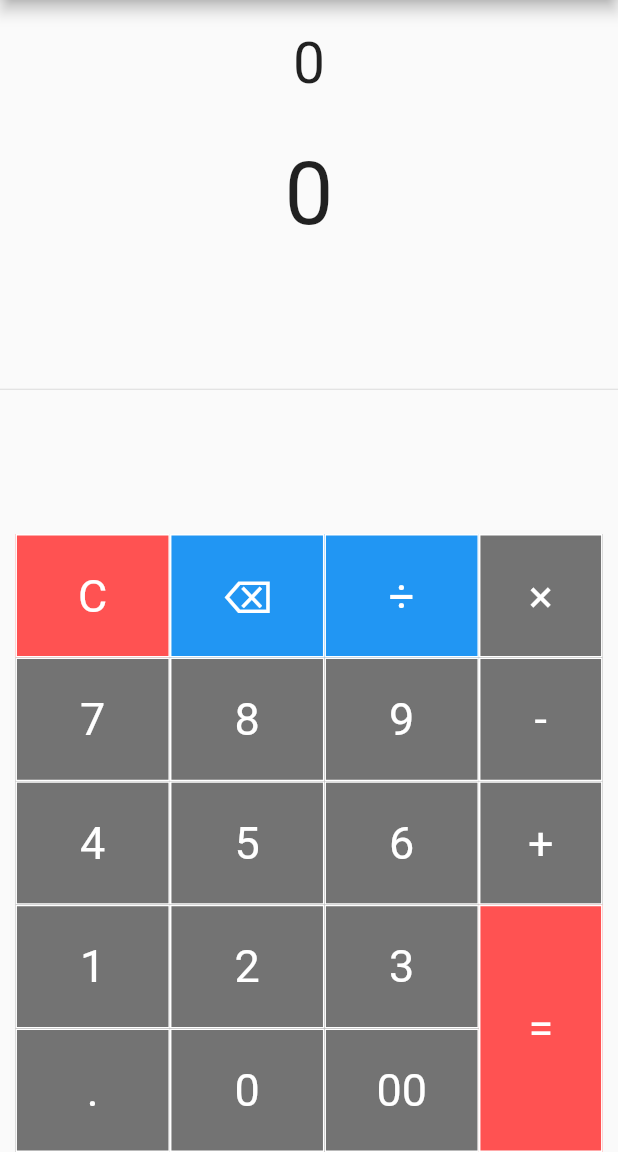
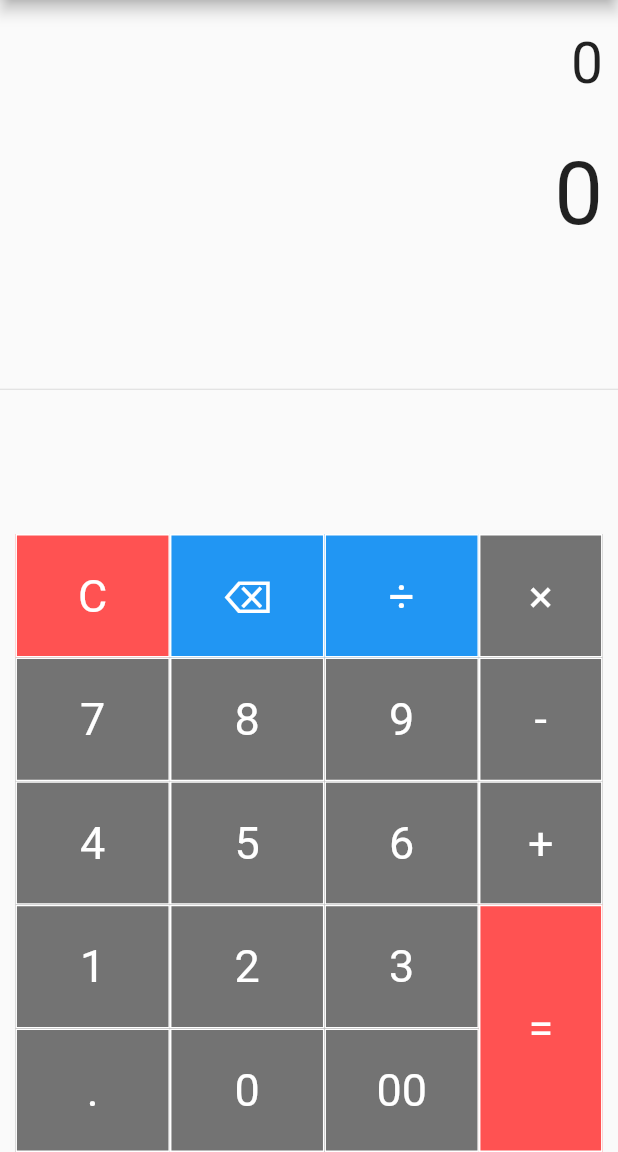
Before and after one commit to Nitheshnithu121/Simple_Calculator, a Flutter app: the screen it shows after launch, on a phone screen of 412 x 824 dp, the part 84-1236 px from its top. Run offline on Flutter 3.47's test engine with Material 2 defaults, Android fonts, the phone set to English and light mode, and no system bars; our stand-ins replace math_expressions.

Commit message:
centerRight

```diff
--- a/lib/main.dart
+++ b/lib/main.dart
@@ -121,13 +121,13 @@ class _SimpleCalculatorState extends State<SimpleCalculator> {
       body: Column(
         children: [
           Container(
-            alignment: Alignment.center,
+            alignment: Alignment.centerRight,
             padding: EdgeInsets.fromLTRB(10, 20, 10, 0),
             child: Text(equation,style: TextStyle(fontSize: equationFontSize),),
 
           ),
           Container(
-            alignment: Alignment.center,
+            alignment: Alignment.centerRight,
             padding: EdgeInsets.fromLTRB(10, 30, 10, 0),
             child: Text(result,style: TextStyle(fontSize: resultFontSize),),
 
```
